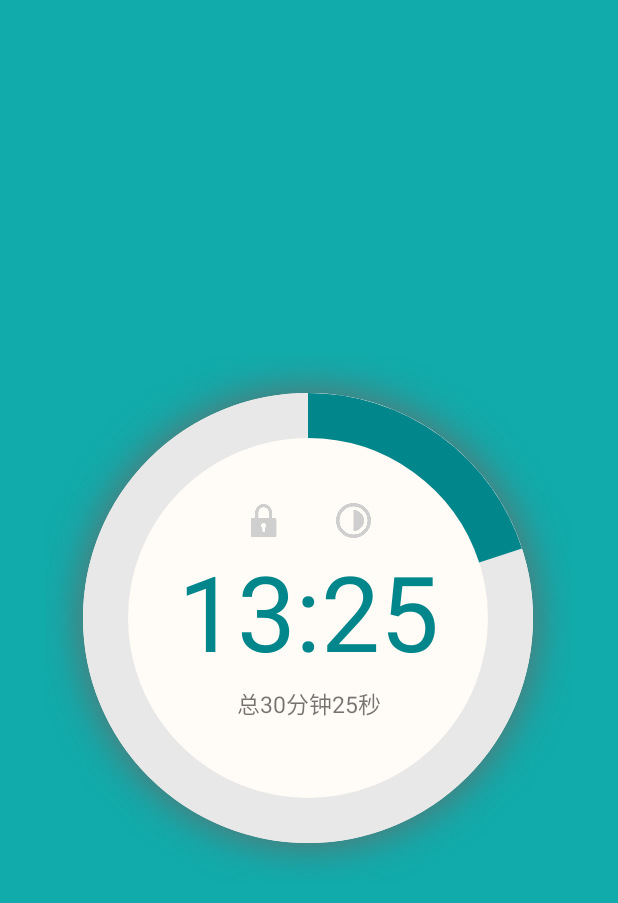
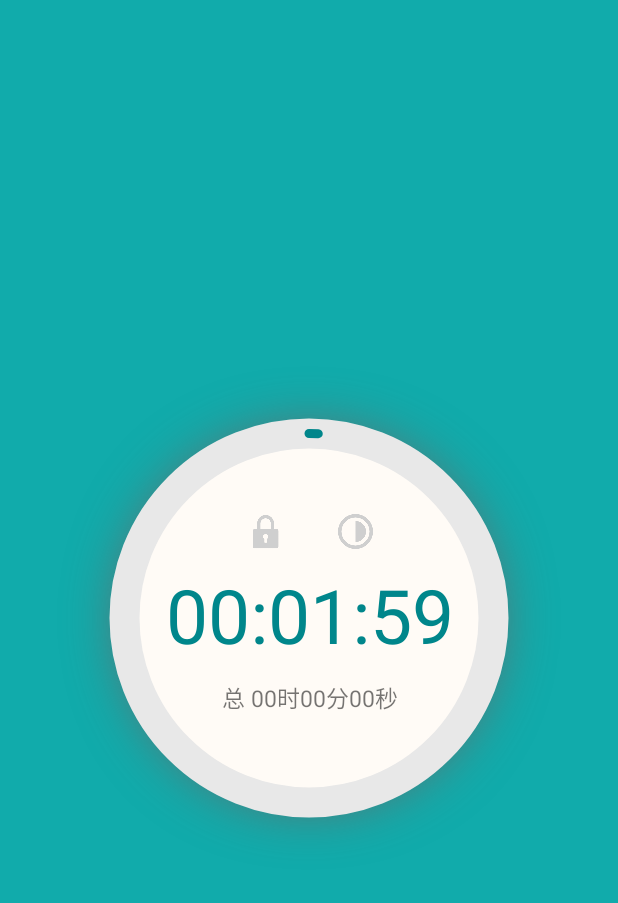
Before and after one commit to MoriningPerson/IManager, an Android app: the Timer screen opened directly, with no data from a screen before it, on a phone screen of 412 x 824 dp. Shown: the top 903 px of the screen. Run offline under Robolectric (Android 15) with nearby library versions, the light colour scheme and no system bars.

Commit message:
Modify Timer

```diff
--- a/app/build.gradle
+++ b/app/build.gradle
@@ -28,6 +28,7 @@ android {
 }
 
 dependencies {
+    compile 'com.contrarywind:Android-PickerView:4.1.9'
     implementation "com.android.support:support-compat:28.0.0"
     implementation 'androidx.appcompat:appcompat:1.2.0'
     implementation 'com.google.android.material:material:1.2.1'
--- a/app/src/main/java/com/greyka/imgr/activities/Timer.java
+++ b/app/src/main/java/com/greyka/imgr/activities/Timer.java
@@ -1,14 +1,12 @@
 package com.greyka.imgr.activities;
 
-import android.graphics.Color;
-import android.graphics.PorterDuff;
 import android.os.Build;
 import android.os.Bundle;
 import android.view.View;
 import android.view.ViewGroup;
 import android.view.WindowManager;
-import android.widget.Button;
 import android.widget.ImageView;
+import android.widget.TextView;
 import android.widget.Toast;
 
 import androidx.annotation.RequiresApi;
@@ -16,23 +14,30 @@ import androidx.appcompat.app.AppCompatActivity;
 
 import com.greyka.imgr.R;
 import com.greyka.imgr.classes.CirclePgBar;
+import com.greyka.imgr.interfaces.timer_handler;
 import com.greyka.imgr.utilities.myUtils;
 
-public class Timer extends AppCompatActivity {
+public class Timer extends AppCompatActivity{
 
     private Boolean locked = false;
     private Boolean alwaysOn = false;
     private ImageView ic_alwaysOn;
-    private CirclePgBar pb;
+    private CirclePgBar mPgBar;
+    private TextView mTimeRemain;
+    private TextView mTimeTotal;
+    private ViewGroup mPanel;
+    private myUtils.myCountDownTimerHelper mCDT;
+
     @Override
     protected void onCreate(Bundle savedInstanceState) {
         super.onCreate(savedInstanceState);
         setContentView(R.layout.activity_timer);
-        pb = (CirclePgBar)findViewById(R.id.timer_PgBar);
+        mPgBar = (CirclePgBar)findViewById(R.id.timer_PgBar);
         ic_alwaysOn = (ImageView)findViewById(R.id.timer_alwaysOn);
-        pb.setProgress(20,"19:30");
-        ViewGroup mPannel = (ViewGroup)findViewById(R.id.timer_pannel);
-        mPannel.setOnClickListener(new View.OnClickListener() {
+        mTimeRemain = (TextView)findViewById(R.id.timer_remain);
+        mTimeTotal = (TextView)findViewById(R.id.timer_total);
+        mPanel = (ViewGroup)findViewById(R.id.timer_pannel);
+        ic_alwaysOn.setOnClickListener(new View.OnClickListener() {
             @RequiresApi(api = Build.VERSION_CODES.M)
             @Override
             public void onClick(View v) {
@@ -50,6 +55,31 @@ public class Timer extends AppCompatActivity {
 
             }
         });
+        mCDT = new myUtils.myCountDownTimerHelper(120, new timer_handler() {
+            @Override
+            public void onTickEvent() {
+                mTimeRemain.setText(mCDT.getTimeRemain());
+                mPgBar.setProgress((int)(1000 * (mCDT.getmMillisTotal() - mCDT.getmMillisRemain()) / mCDT.getmMillisTotal()));
+            }
+
+            @Override
+            public void onFinishEvent() {
+
+            }
+        });
+        mPanel.setOnClickListener(new View.OnClickListener() {
+            @Override
+            public void onClick(View v) {
+                if(mCDT.getIsRunning()){
+                    myUtils.myToastHelper.showText(getApplicationContext(),"暂停",Toast.LENGTH_SHORT);
+                    mCDT.mCancel();
+                }
+                else{
+                    myUtils.myToastHelper.showText(getApplicationContext(),"开始",Toast.LENGTH_SHORT);
+                    mCDT.mStart();
+                }
+            }
+        });
+        mCDT.mStart();
     }
-
 }
--- a/app/src/main/java/com/greyka/imgr/classes/CirclePgBar.java
+++ b/app/src/main/java/com/greyka/imgr/classes/CirclePgBar.java
@@ -39,6 +39,7 @@ public class CirclePgBar extends ConstraintLayout {
     private float mRingRadius;
     // 圆环宽度
     private float mStrokeWidth;
+    private float mStrokeBgWidth;
     // 圆心x坐标
     private int mXCenter;
     // 圆心y坐标
@@ -48,7 +49,7 @@ public class CirclePgBar extends ConstraintLayout {
     // 字的高度
     private float mTxtHeight;
     // 总进度
-    private int mTotalProgress = 100;
+    private int mTotalProgress = 1000;
     // 当前进度
     private int mProgress;
 
@@ -69,6 +70,7 @@ public class CirclePgBar extends ConstraintLayout {
                 R.styleable.TasksCompletedView, 0, 0);
         mRadius = typeArray.getDimension(R.styleable.TasksCompletedView_radius, 80);
         mStrokeWidth = typeArray.getDimension(R.styleable.TasksCompletedView_strokeWidth, 10);
+        mStrokeBgWidth = typeArray.getDimension(R.styleable.TasksCompletedView_strokeBgWidth,10);
         mCircleColor = typeArray.getColor(R.styleable.TasksCompletedView_circleColor, 0xFFFFFFFF);
         mRingColor = typeArray.getColor(R.styleable.TasksCompletedView_ringColor, 0xFFFFFFFF);
         mRingBgColor = typeArray.getColor(R.styleable.TasksCompletedView_ringBgColor, 0xFFFFFFFF);
@@ -90,7 +92,8 @@ public class CirclePgBar extends ConstraintLayout {
         mRingPaintBg.setAntiAlias(true);
         mRingPaintBg.setColor(mRingBgColor);
         mRingPaintBg.setStyle(Paint.Style.STROKE);
-        mRingPaintBg.setStrokeWidth(mStrokeWidth);
+        mRingPaintBg.setStrokeWidth(mStrokeBgWidth);
+        //mRingPaintBg.setShadowLayer(mElevation/3,0,0,0xFF696969);
 
 
         //外圆弧
@@ -98,8 +101,9 @@ public class CirclePgBar extends ConstraintLayout {
         mRingPaint.setAntiAlias(true);
         mRingPaint.setColor(mRingColor);
         mRingPaint.setStyle(Paint.Style.STROKE);
-        mRingPaint.setStrokeWidth(mStrokeWidth);
-        //mRingPaint.setStrokeCap(Paint.Cap.ROUND);//设置线冒样式，有圆 有方
+        mRingPaint.setStrokeWidth((float)(mStrokeWidth));
+        mRingPaint.setStrokeCap(Paint.Cap.ROUND);//设置线冒样式，有圆 有方
+        //mRingPaint.setShadowLayer(mElevation/3,0,0,0xFF696969);
 
     }
 
@@ -167,7 +171,7 @@ public class CirclePgBar extends ConstraintLayout {
     }
 
     //设置进度
-    public void setProgress(int progress, String middle_text) {
+    public void setProgress(int progress) {
         mProgress = progress;
         postInvalidate();//重绘
     }
--- /dev/null
+++ b/app/src/main/java/com/greyka/imgr/interfaces/timer_handler.java
@@ -0,0 +1,6 @@
+package com.greyka.imgr.interfaces;
+
+public interface timer_handler {
+    void onTickEvent();
+    void onFinishEvent();
+}
--- a/app/src/main/java/com/greyka/imgr/utilities/myUtils.java
+++ b/app/src/main/java/com/greyka/imgr/utilities/myUtils.java
@@ -9,8 +9,8 @@ import android.app.NotificationManager;
 import android.content.Context;
 import android.content.pm.PackageManager;
 import android.graphics.Color;
-import android.icu.util.ChineseCalendar;
 import android.os.Build;
+import android.os.CountDownTimer;
 import android.util.Log;
 import android.view.MenuItem;
 import android.view.MotionEvent;
@@ -29,14 +29,13 @@ import androidx.fragment.app.FragmentManager;
 
 import com.google.android.material.bottomnavigation.BottomNavigationView;
 import com.greyka.imgr.R;
-import com.greyka.imgr.activities.MainActivity;
 import com.greyka.imgr.fragments.FragCalendar;
 import com.greyka.imgr.fragments.FragHome;
 import com.greyka.imgr.fragments.FragMine;
 import com.greyka.imgr.fragments.FragList;
 import com.greyka.imgr.fragments.myDialogFragment;
+import com.greyka.imgr.interfaces.timer_handler;
 
-import java.net.CookieHandler;
 import java.util.ArrayList;
 import java.util.Calendar;
 
@@ -290,4 +289,54 @@ public class myUtils {
             }
         }
     }
+    public static class myCountDownTimerHelper {
+        private long mMillisTotal;
+        private long mMillisRemain;
+        private boolean isRunning = false;
+        private CountDownTimer CDT;
+        private timer_handler TH;
+
+        public myCountDownTimerHelper(int secInFuture,timer_handler TH) {
+            mMillisTotal = (long)secInFuture * 1000;
+            mMillisRemain = mMillisTotal;
+            this.TH = TH;
+        }
+
+        public void mStart(){
+            isRunning = true;
+            CDT = new CountDownTimer(mMillisRemain, 1000) {
+                @Override
+                public void onTick(long millisUntilFinished) {
+                    mMillisRemain = millisUntilFinished;
+                    TH.onTickEvent();
+                }
+                @Override
+                public void onFinish() {
+                    TH.onFinishEvent();
+                }
+            };
+            CDT.start();
+        }
+        public void mCancel(){
+            isRunning = false;
+            CDT.cancel();
+        }
+        public Boolean getIsRunning(){
+            return isRunning;
+        }
+        public long getmMillisTotal(){
+            return mMillisTotal;
+        }
+        public long getmMillisRemain(){
+            return mMillisRemain;
+        }
+        @SuppressLint("DefaultLocale")
+        public String getTimeRemain(){
+            int res = (int)(mMillisRemain / 1000);
+            int sec = res % 60;
+            int min = res / 60 % 60;
+            int hour = res / 3600 % 24;
+            return String.format("%02d:%02d:%02d",hour,min,sec);
+        }
+    }
 }
--- a/app/src/main/res/layout/activity_timer.xml
+++ b/app/src/main/res/layout/activity_timer.xml
@@ -14,16 +14,16 @@
         android:layout_height="350dp"
         android:elevation="15dp"
         app:circleColor="@color/calendar_white"
-        app:elevation="25dp"
+        app:elevation="30dp"
         app:layout_constraintBottom_toBottomOf="parent"
         app:layout_constraintEnd_toEndOf="parent"
-        app:layout_constraintHorizontal_bias="0.491"
         app:layout_constraintStart_toStartOf="parent"
         app:layout_constraintTop_toTopOf="parent"
         app:radius="120dp"
         app:ringBgColor="@color/grey91"
         app:ringColor="@color/myThemeDeep"
-        app:strokeWidth="30dp"
+        app:strokeWidth="6dp"
+        app:strokeBgWidth="20dp"
         tools:ignore="MissingConstraints">
         <androidx.constraintlayout.widget.ConstraintLayout
             android:id="@+id/timer_pannel"
@@ -34,10 +34,10 @@
                 android:id="@+id/timer_remain"
                 android:layout_width="wrap_content"
                 android:layout_height="wrap_content"
-                android:text="13:25"
-                android:textSize="70sp"
+                android:text="00:00:00"
+                android:textSize="50sp"
                 android:textColor="@color/myThemeDeep"
-                android:layout_marginBottom="10dp"
+                android:layout_marginBottom="5dp"
                 app:layout_constraintBottom_toBottomOf="parent"
                 app:layout_constraintEnd_toEndOf="parent"
                 app:layout_constraintStart_toStartOf="parent"
@@ -47,8 +47,8 @@
                 android:id="@+id/timer_total"
                 android:layout_width="wrap_content"
                 android:layout_height="wrap_content"
-                android:layout_marginTop="3dp"
-                android:text="总30分钟25秒"
+                android:layout_marginTop="10dp"
+                android:text="总 00时00分00秒"
                 android:textSize="15sp"
                 app:layout_constraintEnd_toEndOf="@+id/timer_remain"
                 app:layout_constraintStart_toStartOf="@+id/timer_remain"
@@ -58,7 +58,7 @@
                 android:id="@+id/timer_lock"
                 android:layout_width="23dp"
                 android:layout_height="23dp"
-                android:layout_marginBottom="2dp"
+                android:layout_marginBottom="10dp"
                 android:layout_marginEnd="60dp"
                 app:layout_constraintBottom_toTopOf="@+id/timer_remain"
                 app:layout_constraintEnd_toEndOf="@+id/timer_remain"
--- a/app/src/main/res/values/attrs.xml
+++ b/app/src/main/res/values/attrs.xml
@@ -15,6 +15,7 @@
         <declare-styleable name="TasksCompletedView">
             <attr name="radius" format="dimension"/>
             <attr name="strokeWidth" format="dimension"/>
+            <attr name="strokeBgWidth" format="dimension"/>
             <attr name="circleColor" format="color"/>
             <attr name="ringColor" format="color"/>
             <attr name="ringBgColor" format="color"/>
```
Also changed, not shown: app/src/main/AndroidManifest.xml (line endings or trailing spaces).
